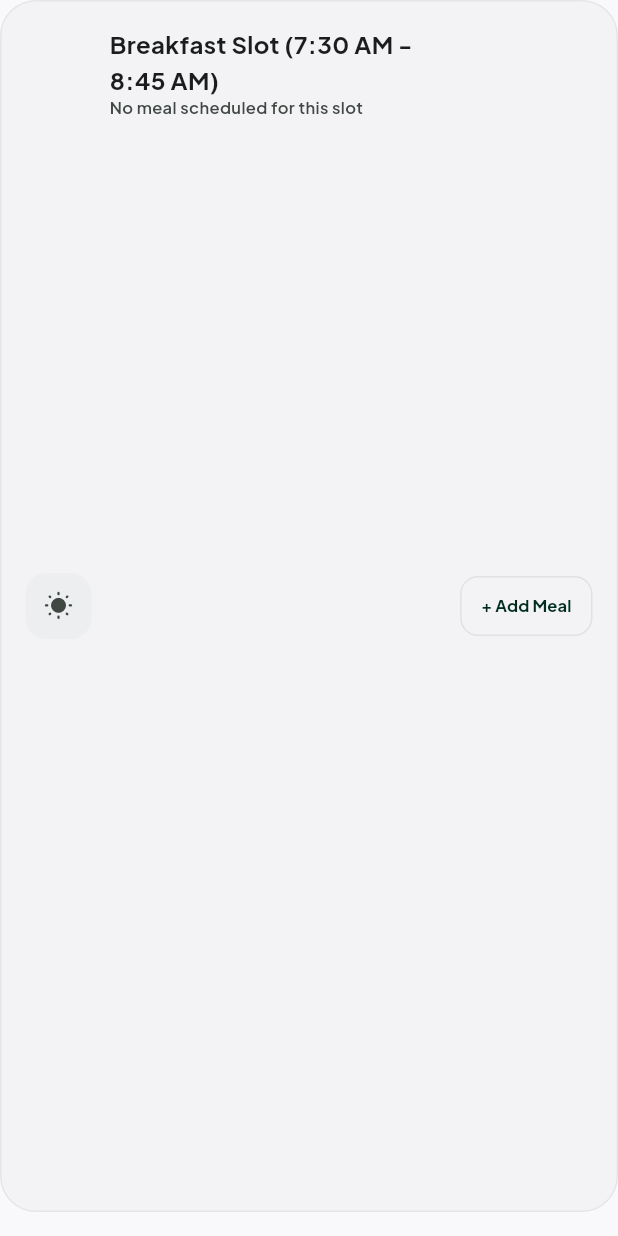
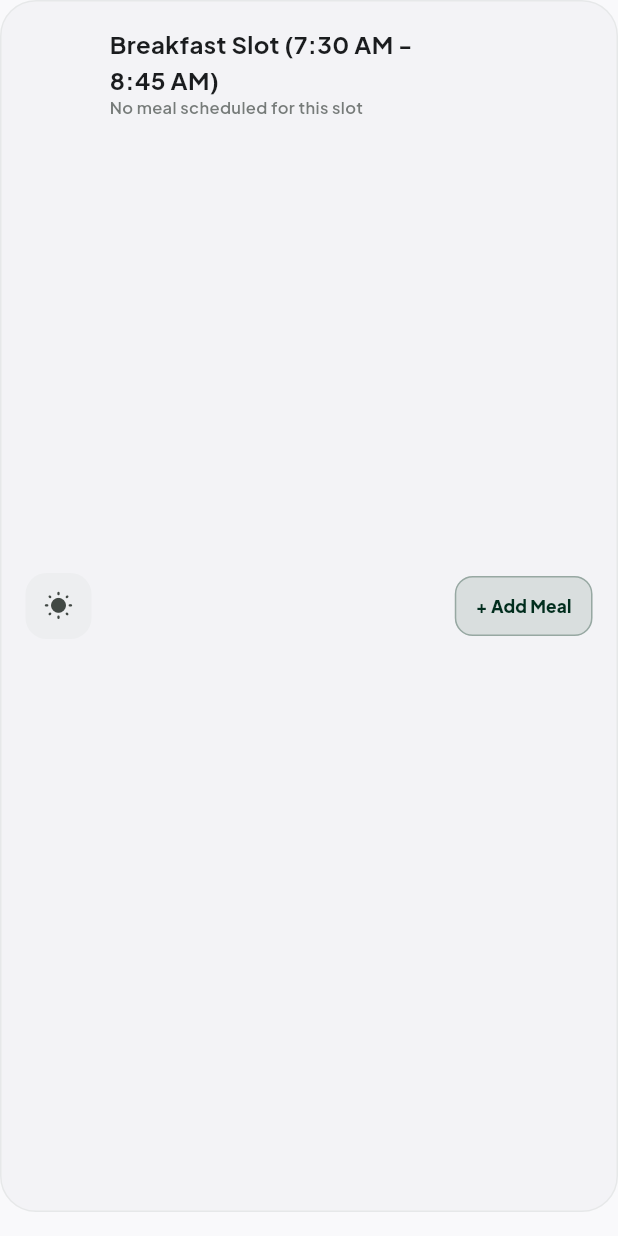
Before and after one commit to prrranay/subscart, a Flutter app: the SlotSection widget shown alone on an empty page, opened directly with empty values, on a phone screen of 412 x 824 dp. Run offline on Flutter 3.47's test engine with Material 3 defaults, Android fonts, the phone set to English and light mode, and no system bars; our stand-ins replace cached_network_image, dio, flutter_riverpod, google_fonts; network calls fail.

Commit message:
fix(ui): prominent pale-green CTA for active empty slots and lock badge for past dates

```diff
--- a/frontend/lib/features/schedule/presentation/widgets/slot_section.dart
+++ b/frontend/lib/features/schedule/presentation/widgets/slot_section.dart
@@ -6,6 +6,8 @@ import 'package:suscart_app/features/schedule/domain/enums/meal_slot.dart';
 import 'package:suscart_app/features/schedule/presentation/widgets/meal_card.dart';
 import 'package:suscart_app/features/schedule/presentation/widgets/cutoff_banner.dart';
 import 'package:suscart_app/features/schedule/presentation/widgets/extra_products_button.dart';
+
+import 'package:suscart_app/features/schedule/presentation/providers/cutoff_ticker_provider.dart';
 
 class SlotSection extends StatelessWidget {
   final MealSlot slot;
@@ -22,6 +24,7 @@ class SlotSection extends StatelessWidget {
   @override
   Widget build(BuildContext context) {
     final hasOrder = order != null;
+    final isCutoffPassed = isTargetDateCutoffPassed(dateStr);
 
     if (!hasOrder) {
       // Empty Unscheduled Slot placeholder
@@ -29,10 +32,12 @@ class SlotSection extends StatelessWidget {
         margin: const EdgeInsets.only(bottom: 16),
         padding: const EdgeInsets.all(16),
         decoration: BoxDecoration(
-          color: AppColors.surfaceContainerLow,
+          color: isCutoffPassed
+              ? AppColors.surfaceContainerHigh.withOpacity(0.35)
+              : AppColors.surfaceContainerLow,
           borderRadius: BorderRadius.circular(24),
           border: Border.all(
-            color: AppColors.outlineVariant.withOpacity(0.3),
+            color: AppColors.outlineVariant.withOpacity(0.25),
           ),
         ),
         child: Row(
@@ -41,12 +46,16 @@ class SlotSection extends StatelessWidget {
               width: 44,
               height: 44,
               decoration: BoxDecoration(
-                color: AppColors.surfaceContainer,
+                color: isCutoffPassed
+                    ? AppColors.surfaceContainerHigh.withOpacity(0.5)
+                    : AppColors.surfaceContainer,
                 borderRadius: BorderRadius.circular(14),
               ),
               child: Icon(
                 _getSlotIcon(slot),
-                color: AppColors.onSurfaceVariant,
+                color: isCutoffPassed
+                    ? AppColors.onSurfaceVariant.withOpacity(0.5)
+                    : AppColors.onSurfaceVariant,
                 size: 20,
               ),
             ),
@@ -59,34 +68,75 @@ class SlotSection extends StatelessWidget {
                     '${slot.displayName} (${slot.timeWindow})',
                     style: AppTypography.titleMedium.copyWith(
                       fontWeight: FontWeight.w700,
+                      color: isCutoffPassed
+                          ? AppColors.onSurfaceVariant.withOpacity(0.7)
+                          : AppColors.onSurface,
                     ),
                   ),
                   Text(
-                    'No meal scheduled for this slot',
+                    isCutoffPassed
+                        ? 'No meal was scheduled'
+                        : 'No meal scheduled for this slot',
                     style: AppTypography.labelSmall.copyWith(
-                      color: AppColors.onSurfaceVariant,
+                      color: AppColors.onSurfaceVariant.withOpacity(0.7),
                     ),
                   ),
                 ],
               ),
             ),
-            OutlinedButton(
-              style: OutlinedButton.styleFrom(
+            if (isCutoffPassed)
+              Container(
+                padding: const EdgeInsets.symmetric(horizontal: 10, vertical: 5),
+                decoration: BoxDecoration(
+                  color: AppColors.surfaceContainerHigh.withOpacity(0.6),
+                  borderRadius: BorderRadius.circular(10),
+                  border: Border.all(
+                    color: AppColors.outlineVariant.withOpacity(0.3),
+                  ),
+                ),
+                child: Row(
+                  mainAxisSize: MainAxisSize.min,
+                  children: [
+                    Icon(
+                      Icons.lock_outline_rounded,
+                      size: 12,
+                      color: AppColors.onSurfaceVariant.withOpacity(0.6),
+                    ),
+                    const SizedBox(width: 4),
+                    Text(
+                      'Closed',
+                      style: AppTypography.labelSmall.copyWith(
+                        color: AppColors.onSurfaceVariant.withOpacity(0.6),
+                        fontWeight: FontWeight.w600,
+                        fontSize: 10.5,
+                      ),
+                    ),
+                  ],
+                ),
+              )
+            else
+              ElevatedButton(
+                style: ElevatedButton.styleFrom(
+                  backgroundColor: AppColors.primaryContainer.withOpacity(0.12),
+                  foregroundColor: AppColors.primary,
+                  elevation: 0,
                   padding: const EdgeInsets.symmetric(horizontal: 14, vertical: 8),
                   shape: RoundedRectangleBorder(
                     borderRadius: BorderRadius.circular(12),
+                    side: BorderSide(
+                      color: AppColors.primaryContainer.withOpacity(0.35),
+                      width: 1,
                     ),
-                side: BorderSide(
-                  color: AppColors.outlineVariant.withOpacity(0.4),
                   ),
                 ),
                 onPressed: () {
                   ScaffoldMessenger.of(context).showSnackBar(
                     SnackBar(
                       content: Text(
-                      'Select an available bowl or warm plate to add to ${slot.displayName}.',
+                        'Select an available gourmet meal to add to ${slot.displayName}.',
                         style: AppTypography.bodySmall.copyWith(color: AppColors.inverseOnSurface),
                       ),
+                      duration: const Duration(seconds: 2),
                     ),
                   );
                 },
@@ -94,7 +144,8 @@ class SlotSection extends StatelessWidget {
                   '+ Add Meal',
                   style: AppTypography.labelSmall.copyWith(
                     color: AppColors.primary,
-                  fontWeight: FontWeight.w700,
+                    fontWeight: FontWeight.w800,
+                    fontSize: 11.5,
                   ),
                 ),
               ),
```
Lines whose indentation alone changed are shown as unchanged.
